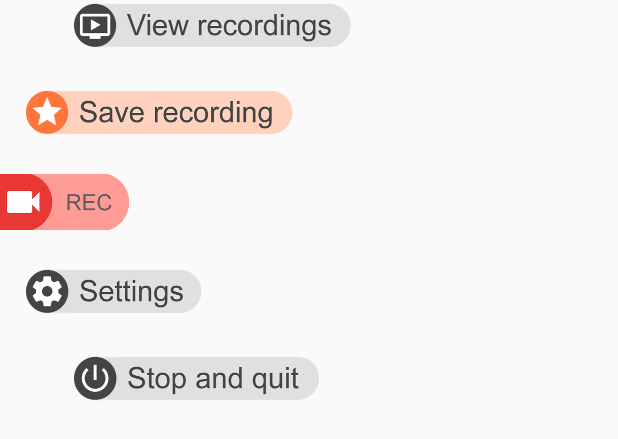
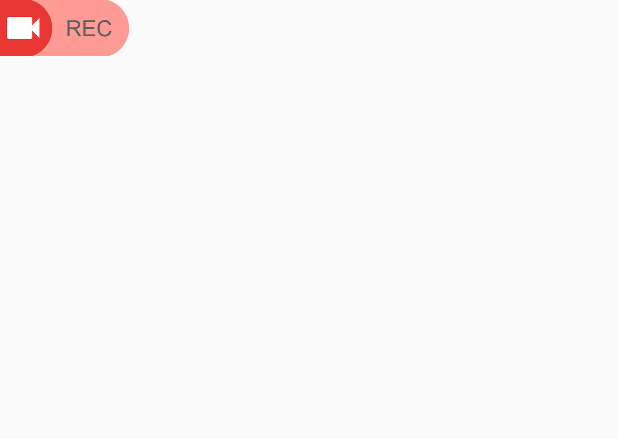
Before and after one commit to maxneaga/open_dash_cam_android, an Android app: the layout layout_widgets.xml on its own in the app's theme, with its tools: preview values and no code run, on a phone screen of 412 x 824 dp. Shown: the top 439 px of the screen. Run offline under Robolectric (Android 15) with nearby library versions, the phone set to English and light mode, and no system bars.

Commit message:
Fixes for widget animation

```diff
--- a/mobile/src/main/res/layout/layout_widgets.xml
+++ b/mobile/src/main/res/layout/layout_widgets.xml
@@ -1,67 +1,14 @@
 <?xml version="1.0" encoding="utf-8"?>
 <FrameLayout xmlns:android="http://schemas.android.com/apk/res/android"
-    android:layout_width="wrap_content"
-    android:layout_height="wrap_content"
-    android:orientation="vertical">
-
-    <LinearLayout
-        android:id="@+id/layout_menu"
-        android:layout_width="wrap_content"
-        android:layout_height="wrap_content"
-        android:layout_gravity="center_vertical|start"
-        android:orientation="vertical">
-
-        <android.support.v7.widget.AppCompatImageButton
-            android:id="@+id/view_recordings_button"
-            android:layout_width="wrap_content"
-            android:layout_height="wrap_content"
-            android:layout_marginStart="@dimen/horizontal_widget_distance_large"
-            android:background="@android:color/transparent"
-            android:src="@drawable/view_recordings_widget" />
-
-        <android.support.v7.widget.AppCompatImageButton
-            android:id="@+id/save_recording_button"
-            android:layout_width="wrap_content"
-            android:layout_height="wrap_content"
-            android:layout_marginStart="@dimen/horizontal_widget_distance"
-            android:layout_marginTop="@dimen/vertical_widget_distance"
-            android:background="@android:color/transparent"
-            android:src="@drawable/save_recording_widget" />
-
-        <android.support.v7.widget.AppCompatImageButton
-            android:layout_width="wrap_content"
-            android:layout_height="wrap_content"
-            android:layout_marginTop="@dimen/vertical_widget_distance"
-            android:background="@android:color/transparent"
-            android:src="@drawable/cam_widget"
-            android:visibility="invisible" />
-
-        <android.support.v7.widget.AppCompatImageButton
-            android:id="@+id/settings_button"
-            android:layout_width="wrap_content"
-            android:layout_height="wrap_content"
-            android:layout_marginStart="@dimen/horizontal_widget_distance"
-            android:layout_marginTop="@dimen/vertical_widget_distance"
-            android:background="@android:color/transparent"
-            android:src="@drawable/settings_widget" />
-
-        <android.support.v7.widget.AppCompatImageButton
-            android:id="@+id/stop_and_quit_button"
-            android:layout_width="wrap_content"
-            android:layout_height="wrap_content"
-            android:layout_marginStart="@dimen/horizontal_widget_distance_large"
-            android:layout_marginTop="@dimen/vertical_widget_distance"
-            android:background="@android:color/transparent"
-            android:src="@drawable/quit_widget" />
-    </LinearLayout>
-
+             android:layout_width="wrap_content"
+             android:layout_height="wrap_content">
 
     <android.support.v7.widget.AppCompatImageButton
         android:id="@+id/rec_button"
         android:layout_width="wrap_content"
         android:layout_height="wrap_content"
         android:layout_gravity="center_vertical|start"
+        android:alpha="0.85"
         android:background="@android:color/transparent"
-        android:src="@drawable/cam_widget"
-        android:alpha="0.85"/>
+        android:src="@drawable/cam_widget"/>
 </FrameLayout>
```
Also changed, not shown: mobile/src/main/java/com/opendashcam/models/Widget.java (+32 -7 lines), mobile/src/main/res/layout/layout_widget_menu.xml (added, +57 -0 lines).
